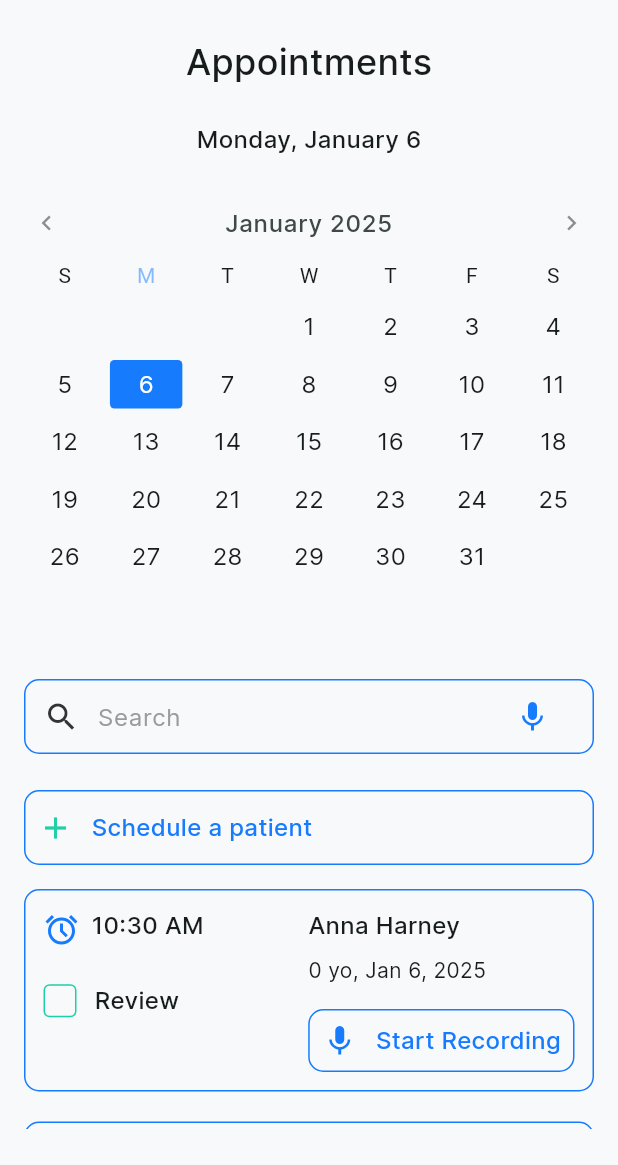
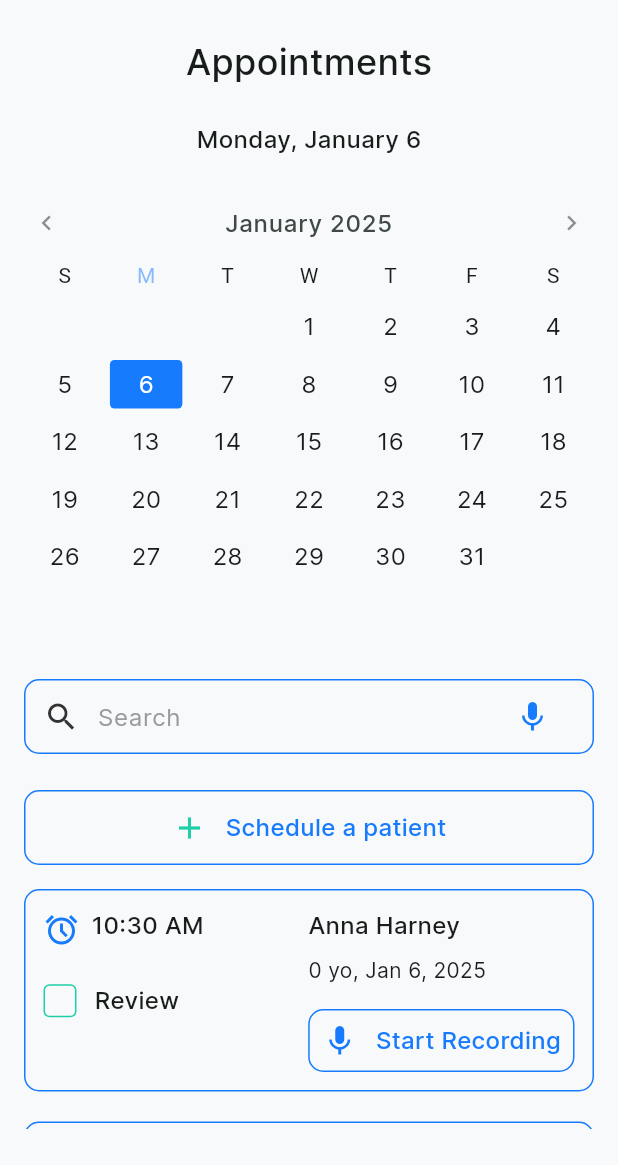
Before and after one commit to InAppoDev/doctor_ai_assistent, a Flutter app: the screen it shows after launch, on a phone screen of 412 x 824 dp, the part 71-1236 px from its top. Run offline on Flutter 3.47's test engine with Material 3 defaults, Android fonts, the phone set to English and light mode, and no system bars; drawn by our look-alikes of syncfusion_flutter_datepicker; our stand-ins replace auto_route, awesome_extensions, flutter_screenutil, flutter_svg, get_it, just_audio and 2 more; missing offline and left inert: flutter_quill, gif; generated files the repository leaves out were written again.

Commit message:
fix: app router configuration + navigation schedule page

```diff
--- a/lib/core/navigation/app_route_config.dart
+++ b/lib/core/navigation/app_route_config.dart
@@ -32,10 +32,8 @@ class AppRouter extends RootStackRouter {
         /// Each route is tied to a page responsible for a specific feature (e.g., Record, Medical Form).
         AutoRoute(
           page: RecordRoute.page,
-          path: AppRoutes.home,
-          initial: true, // Initial screen for record feature
+          path: AppRoutes.record,
         ),
-        AutoRoute(page: HomeRoute.page, path: AppRoutes.record),
         AutoRoute(page: EditRoute.page, path: AppRoutes.editRecord),
         AutoRoute(page: MedicalFormRoute.page, path: AppRoutes.medicalForm),
         AutoRoute(page: TranscribedListRoute.page, path: AppRoutes.transcribedList),
--- a/lib/features/home_page/presentation/pages/home_page.dart
+++ b/lib/features/home_page/presentation/pages/home_page.dart
@@ -56,6 +56,11 @@ class HomePage extends StatelessWidget implements AutoRouteWrapper {
                               );
                             }
                           ),
+                          SchedulePatientButton(
+                            onPressed: () {
+                              getIt<AppRouter>().push(const ScheduleRoute());
+                            },
+                          )
                         ],
                       ),
                     ),
--- a/lib/features/home_page/presentation/widgets/schedule_patient_button.dart
+++ b/lib/features/home_page/presentation/widgets/schedule_patient_button.dart
@@ -24,6 +24,7 @@ class SchedulePatientButton extends StatelessWidget {
         padding: const EdgeInsets.symmetric(horizontal: 8, vertical: 12),
         child: Row(
           crossAxisAlignment: CrossAxisAlignment.center,
+          mainAxisAlignment: MainAxisAlignment.center,
           children: [
             const Icon(
               Icons.add,
```
Also changed, not shown: lib/features/schedule/presentation/pages/schedule_page.dart (+7 -3 lines).
